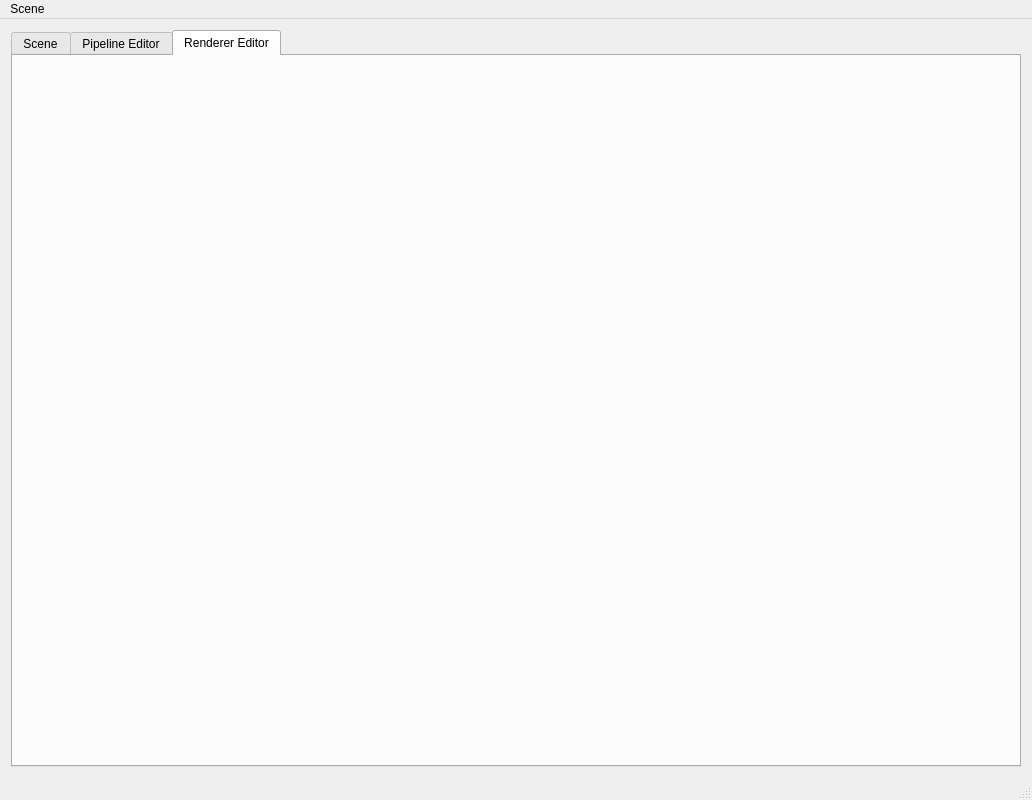
Above: world_editor/world_editor.ui from coder965/flame before the change. Below: the same form after it.
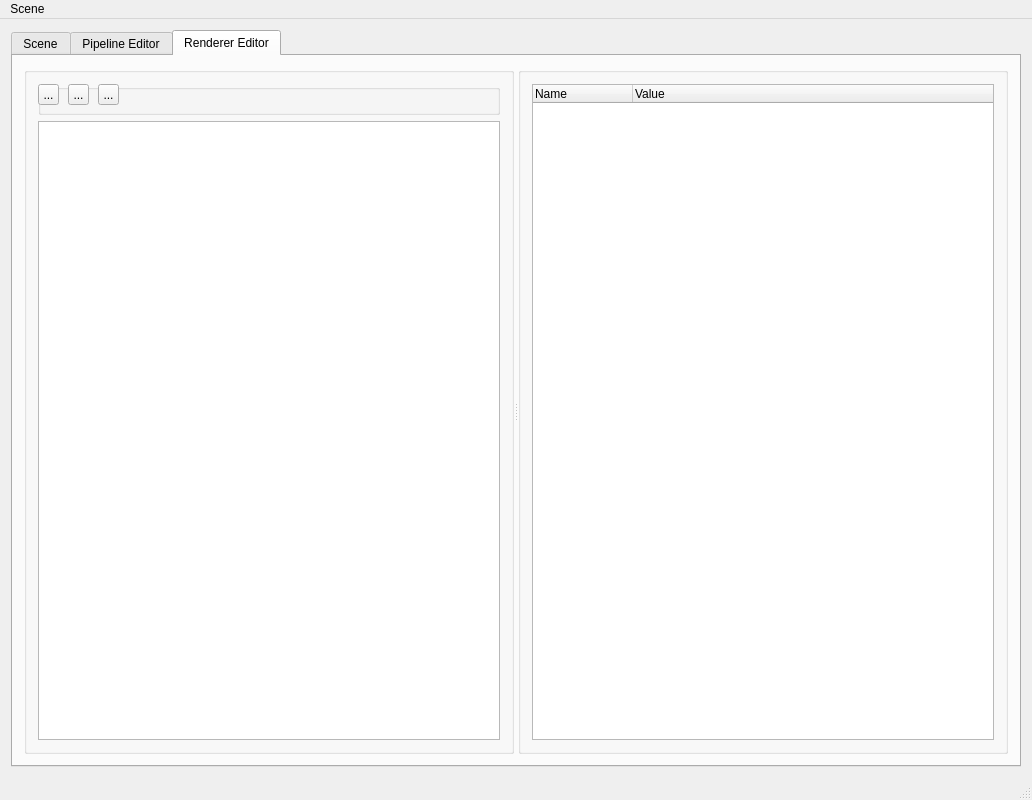
That is the form after the change. The open tabs and pages were chosen to show the change. Icons and pictures are not drawn. Custom widgets are drawn as their Qt base class.

```diff
--- a/world_editor/world_editor.ui
+++ b/world_editor/world_editor.ui
@@ -431,6 +431,116 @@
        <attribute name="title">
         <string>Renderer Editor</string>
        </attribute>
+       <layout class="QHBoxLayout" name="horizontalLayout_12">
+        <item>
+         <widget class="QSplitter" name="splitter_2">
+          <property name="orientation">
+           <enum>Qt::Horizontal</enum>
+          </property>
+          <widget class="QGroupBox" name="groupBox_5">
+           <property name="title">
+            <string/>
+           </property>
+           <layout class="QVBoxLayout" name="verticalLayout_3">
+            <item>
+             <widget class="QGroupBox" name="groupBox_7">
+              <property name="sizePolicy">
+               <sizepolicy hsizetype="Preferred" vsizetype="Fixed">
+                <horstretch>0</horstretch>
+                <verstretch>0</verstretch>
+               </sizepolicy>
+              </property>
+              <property name="minimumSize">
+               <size>
+                <width>0</width>
+                <height>21</height>
+               </size>
+              </property>
+              <property name="title">
+               <string/>
+              </property>
+              <widget class="QToolButton" name="toolButton">
+               <property name="geometry">
+                <rect>
+                 <x>0</x>
+                 <y>0</y>
+                 <width>21</width>
+                 <height>21</height>
+                </rect>
+               </property>
+               <property name="text">
+                <string>...</string>
+               </property>
+               <property name="icon">
+                <iconset resource="world_editor.qrc">
+                 <normaloff>:/WorldEditor/misc/add.png</normaloff>:/WorldEditor/misc/add.png</iconset>
+               </property>
+              </widget>
+              <widget class="QToolButton" name="toolButton_2">
+               <property name="geometry">
+                <rect>
+                 <x>30</x>
+                 <y>0</y>
+                 <width>21</width>
+                 <height>21</height>
+                </rect>
+               </property>
+               <property name="text">
+                <string>...</string>
+               </property>
+               <property name="icon">
+                <iconset resource="world_editor.qrc">
+                 <normaloff>:/WorldEditor/misc/delete.png</normaloff>:/WorldEditor/misc/delete.png</iconset>
+               </property>
+              </widget>
+              <widget class="QToolButton" name="toolButton_3">
+               <property name="geometry">
+                <rect>
+                 <x>60</x>
+                 <y>0</y>
+                 <width>21</width>
+                 <height>21</height>
+                </rect>
+               </property>
+               <property name="text">
+                <string>...</string>
+               </property>
+               <property name="icon">
+                <iconset resource="world_editor.qrc">
+                 <normaloff>:/WorldEditor/misc/save.png</normaloff>:/WorldEditor/misc/save.png</iconset>
+               </property>
+              </widget>
+             </widget>
+            </item>
+            <item>
+             <widget class="QListWidget" name="rendererList"/>
+            </item>
+           </layout>
+          </widget>
+          <widget class="QGroupBox" name="groupBox_6">
+           <property name="title">
+            <string/>
+           </property>
+           <layout class="QHBoxLayout" name="horizontalLayout_13">
+            <item>
+             <widget class="QTreeWidget" name="rendererAttributeTree">
+              <column>
+               <property name="text">
+                <string>Name</string>
+               </property>
+              </column>
+              <column>
+               <property name="text">
+                <string>Value</string>
+               </property>
+              </column>
+             </widget>
+            </item>
+           </layout>
+          </widget>
+         </widget>
+        </item>
+       </layout>
       </widget>
      </widget>
     </item>
```
Left out of the diff: 14 changed lines with no effect on the pictures. Lines whose indentation alone changed are shown as unchanged.
